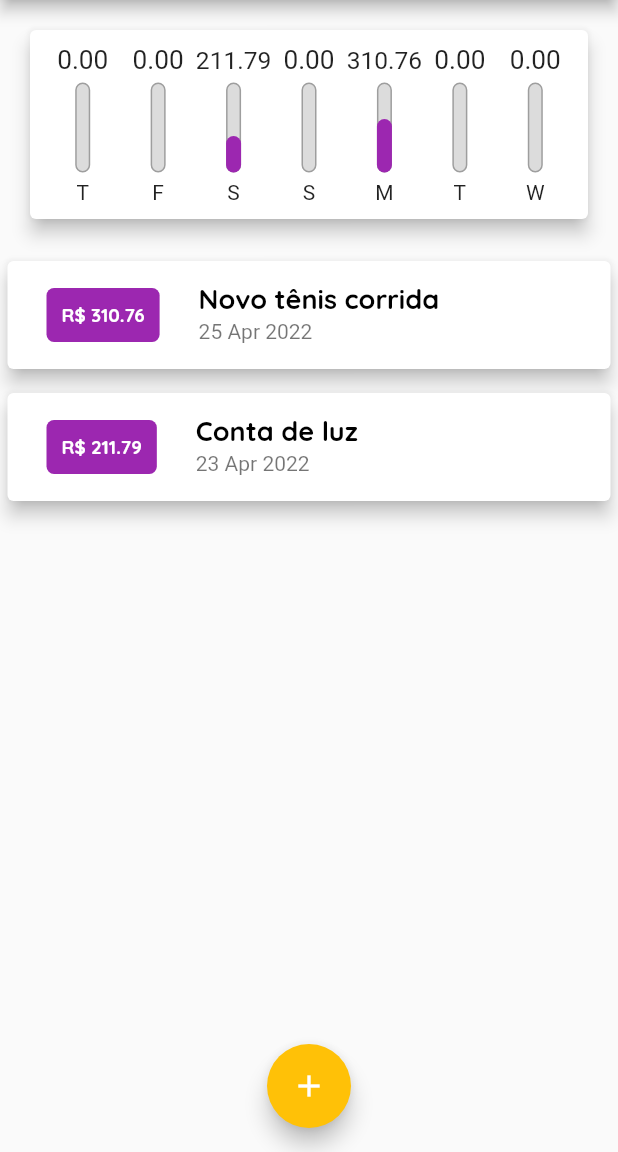
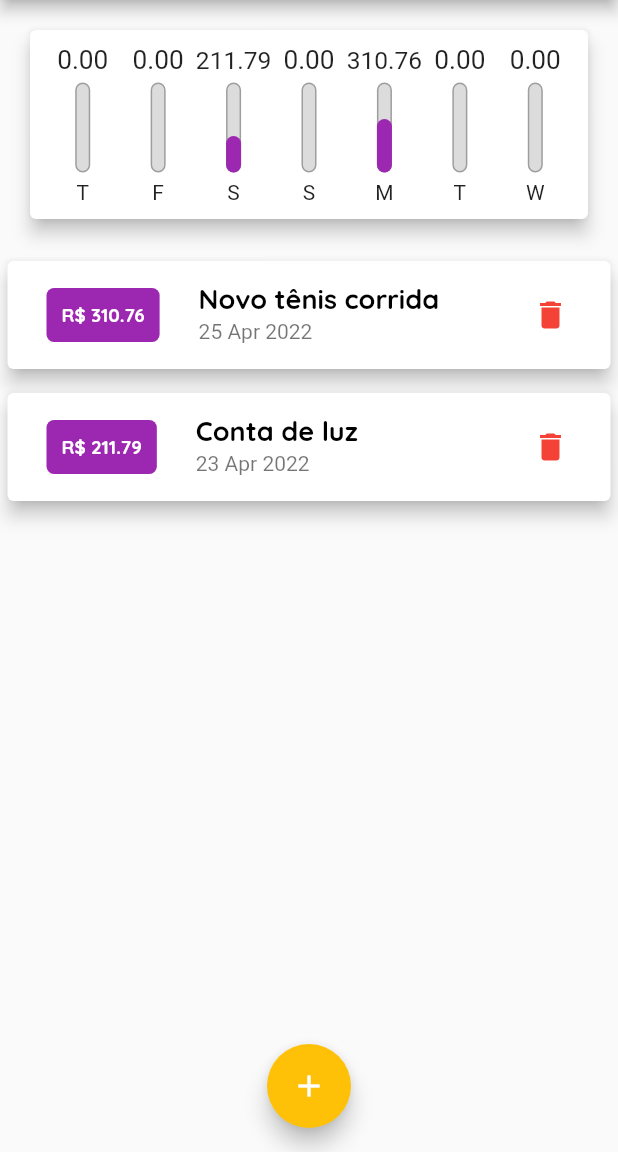
Before and after one commit to GabrielFdoVal/expenses, a Flutter app: the screen it shows after launch, on a phone screen of 412 x 824 dp, the part 84-1236 px from its top. Run offline on Flutter 3.47's test engine with Material 2 defaults, Android fonts, the phone set to English and light mode, and no system bars.

Commit message:
Finished the project The las addition was a delete button for the itens on the list One future update would be change the list height to be responsible

```diff
--- a/lib/components/chart.dart
+++ b/lib/components/chart.dart
@@ -54,7 +54,8 @@ class Chart extends StatelessWidget {
               child: ChartBar(
                 label: tr['day'].toString(),
                 value: (tr['value'] as double),
-                percentege: (tr['value'] as double) / _weekValue,
+                percentege:
+                    _weekValue == 0 ? 0 : (tr['value'] as double) / _weekValue,
               ),
             );
           }).toList(),
--- a/lib/components/transaction_list.dart
+++ b/lib/components/transaction_list.dart
@@ -4,8 +4,9 @@ import 'package:intl/intl.dart';
 
 class TransactionList extends StatelessWidget {
   List<Transaction> transaction;
+  final void Function(String) deleteTransaction;
 
-  TransactionList(this.transaction);
+  TransactionList(this.transaction, this.deleteTransaction);
 
   @override
   Widget build(BuildContext context) {
@@ -66,6 +67,11 @@ class TransactionList extends StatelessWidget {
                     subtitle: Text(
                       DateFormat('d MMM y').format(tr.date),
                     ),
+                    trailing: IconButton(
+                      icon: Icon(Icons.delete),
+                      color: Theme.of(context).errorColor,
+                      onPressed: () => deleteTransaction(tr.id),
+                    ),
                   ),
                 );
               },
--- a/lib/main.dart
+++ b/lib/main.dart
@@ -43,6 +43,7 @@ class ExpensesApp extends StatelessWidget {
             fontWeight: FontWeight.bold,
           ),
         ),
+        errorColor: Colors.red,
       ),
     );
   }
@@ -79,12 +80,12 @@ class _MyHomePageState extends State<MyHomePage> {
     }).toList();
   }
 
-  _addTransaciton(String title, double value) {
+  _addTransaciton(String title, double value, DateTime date) {
     final newTransaction = Transaction(
       id: Random().nextDouble.toString(),
       title: title,
       value: value,
-      date: DateTime.now(),
+      date: date,
     );
 
     setState(() {
@@ -92,6 +93,12 @@ class _MyHomePageState extends State<MyHomePage> {
     });
 
     Navigator.of(context).pop();
+  }
+
+  _deleteTransaction(String id) {
+    setState(() {
+      _transactions.removeWhere((tr) => tr.id == id);
+    });
   }
 
   _openTransactionFormModal(BuildContext context) {
@@ -120,7 +127,7 @@ class _MyHomePageState extends State<MyHomePage> {
           crossAxisAlignment: CrossAxisAlignment.stretch,
           children: <Widget>[
             Chart(_recentTransactions),
-            TransactionList(_transactions)
+            TransactionList(_transactions, _deleteTransaction)
           ],
         ),
       ),
```
Also changed, not shown: lib/components/transaction_form.dart (+4 -4 lines).
